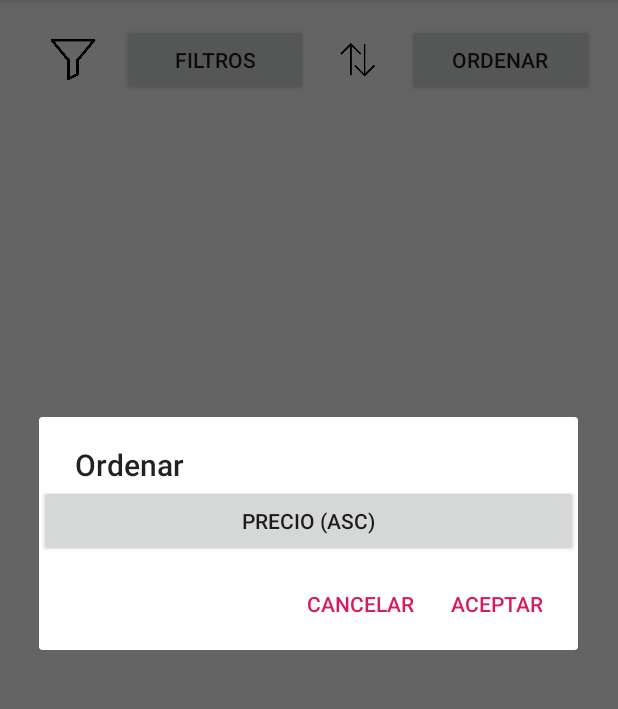
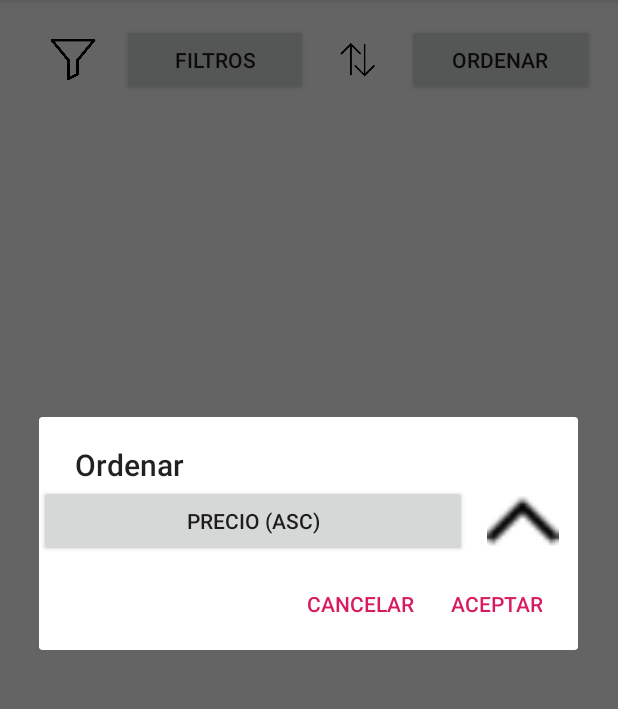
Before and after one commit to rivasjm/AppGasolinerasGrupo3, an Android app: the screen it shows after launch (MainActivity), after a tap on "ORDENAR", on a phone screen of 412 x 824 dp, the part 84-793 px from its top. Run offline under Robolectric (Android 15) with nearby library versions, the phone set to English and light mode, and no system bars; network calls fail; 1 statement that could not run was skipped.

Commit message:
Pruebas UI

```diff
--- a/AndroidProject/app/src/main/java/com/isunican/proyectobase/Views/MainActivity.java
+++ b/AndroidProject/app/src/main/java/com/isunican/proyectobase/Views/MainActivity.java
@@ -74,7 +74,9 @@ public class MainActivity extends AppCompatActivity implements View.OnClickListe
     final String gasolina98 = "Gasolina 98";
     final String biodiesel = "Biodiésel";
     final String gasoleoPremium = "Gasóleo Premium";
+    //orden ascendente por defecto
     final String[] buttonString = {"Precio (asc)"};
+    final String[] id_imgOrdernPrecio = {"flecha_arriba"};
     // Variable para saber que tipo de combustible esta seleccionado en Filtros
     final int[] itemSeleccionado = {0};
 
@@ -235,18 +237,27 @@ public class MainActivity extends AppCompatActivity implements View.OnClickListe
 
             builder.setTitle("Ordenar");
             final Button mb = (Button) mView.findViewById(R.id.buttonprecio);
+            final ImageView imgOrdenPrecio = mView.findViewById(R.id.iconoOrdenPrecio);
 
             mb.setText(buttonString[0]);
+            imgOrdenPrecio.setImageResource(getResources().getIdentifier(id_imgOrdernPrecio[0],
+                    "drawable", getPackageName()));
+
             mb.setOnClickListener(new View.OnClickListener() {
                 @Override
                 public void onClick(View v) {
                     esAsc = !esAsc;
                     if (esAsc) {
+                        id_imgOrdernPrecio[0] = "flecha_arriba";
+
                         buttonString[0] = "Precio (asc)";
                     } else {
+                        id_imgOrdernPrecio[0]="flecha_abajo";
                         buttonString[0] = "Precio (des)";
 
                     }
+                    imgOrdenPrecio.setImageResource(getResources().getIdentifier(id_imgOrdernPrecio[0],
+                            "drawable", getPackageName()));
                     mb.setText(buttonString[0]);
                 }
             });
@@ -387,7 +398,6 @@ public class MainActivity extends AppCompatActivity implements View.OnClickListe
                         }
                     }
                 }
-                System.out.println("jjjjjjjjjjjj" + adapter2.size());
                 adapter.clear();
                 adapter.notifyDataSetChanged();
                 for (int i = 0; i < adapter2.size(); i++) {
@@ -395,7 +405,6 @@ public class MainActivity extends AppCompatActivity implements View.OnClickListe
                     adapter.add(adapter2.get(i));
                     adapter.notifyDataSetChanged();
                 }
-                System.out.println(adapter.getCount() + "dddddddddddddddddddddddddddddddd");
                 adapter.notifyDataSetChanged();
                 // Obtenemos la vista de la lista
                 listViewGasolineras = findViewById(R.id.listViewGasolineras);
--- a/AndroidProject/app/src/main/res/layout/ordenar_layout.xml
+++ b/AndroidProject/app/src/main/res/layout/ordenar_layout.xml
@@ -1,5 +1,6 @@
 <?xml version="1.0" encoding="utf-8"?>
 <LinearLayout xmlns:android="http://schemas.android.com/apk/res/android"
+    xmlns:app="http://schemas.android.com/apk/res-auto"
     android:layout_width="match_parent"
     android:layout_height="match_parent">
 
@@ -7,5 +8,11 @@
         android:id="@+id/buttonprecio"
         android:layout_width="wrap_content"
         android:layout_height="wrap_content"
+        android:layout_weight="3" />
+
+    <ImageView
+        android:id="@+id/iconoOrdenPrecio"
+        android:layout_width="wrap_content"
+        android:layout_height="48dp"
         android:layout_weight="1" />
 </LinearLayout>
```
Also changed, not shown: 1 other file.
